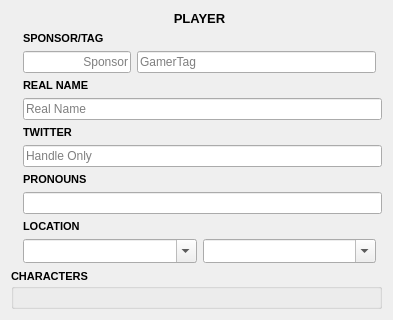
First picture: the form in src/layout/TSHScoreboardPlayer.ui, repository joaorb64/TournamentStreamHelper, before the edit.
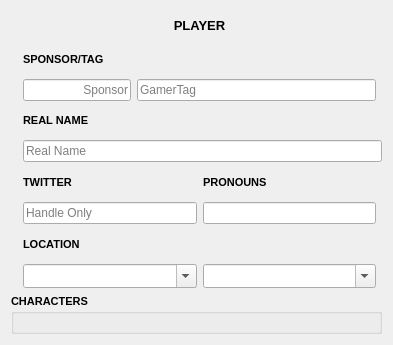
Second picture: the form after the edit.

Commit message: Change over commentary widget to use the player widget, UI changes, and stage pull fix

Diff of the .ui file:
```diff
--- a/src/layout/TSHScoreboardPlayer.ui
+++ b/src/layout/TSHScoreboardPlayer.ui
@@ -7,7 +7,7 @@
     <x>0</x>
     <y>0</y>
     <width>393</width>
-    <height>267</height>
+    <height>345</height>
    </rect>
   </property>
   <property name="sizePolicy">
@@ -28,19 +28,54 @@
    <locale language="English" country="UnitedStates"/>
   </property>
   <layout class="QGridLayout" name="gridLayout">
-   <item row="5" column="2" colspan="2">
-    <widget class="QLineEdit" name="real_name">
+   <item row="16" column="0" colspan="4">
+    <widget class="QGroupBox" name="characters">
      <property name="font">
       <font>
-       <pointsize>9</pointsize>
+       <pointsize>8</pointsize>
+       <bold>true</bold>
       </font>
      </property>
-     <property name="placeholderText">
-      <string>Real Name</string>
+     <property name="title">
+      <string>CHARACTERS</string>
      </property>
+     <layout class="QVBoxLayout" name="verticalLayout"/>
     </widget>
    </item>
-   <item row="12" column="2">
+   <item row="1" column="2">
+    <layout class="QHBoxLayout" name="titleContainer">
+     <item>
+      <widget class="QLabel" name="title">
+       <property name="font">
+        <font>
+         <pointsize>10</pointsize>
+         <bold>true</bold>
+        </font>
+       </property>
+       <property name="text">
+        <string>PLAYER</string>
+       </property>
+       <property name="alignment">
+        <set>Qt::AlignCenter</set>
+       </property>
+      </widget>
+     </item>
+    </layout>
+   </item>
+   <item row="2" column="2">
+    <widget class="QLabel" name="nameLabel">
+     <property name="font">
+      <font>
+       <pointsize>8</pointsize>
+       <bold>true</bold>
+      </font>
+     </property>
+     <property name="text">
+      <string>SPONSOR/TAG</string>
+     </property>
+    </widget>
+   </item>
+   <item row="15" column="2">
     <layout class="QHBoxLayout" name="horizontalLayout_2">
      <item>
       <widget class="QComboBox" name="country">
@@ -92,64 +127,39 @@
      </item>
     </layout>
    </item>
-   <item row="9" column="2" colspan="2">
-    <widget class="QLineEdit" name="pronoun">
-     <property name="font">
-      <font>
-       <pointsize>9</pointsize>
-      </font>
-     </property>
-     <property name="placeholderText">
-      <string/>
-     </property>
-    </widget>
+   <item row="8" column="2">
+    <layout class="QHBoxLayout" name="horizontalLayout_3">
+     <item>
+      <widget class="QLineEdit" name="twitter">
+       <property name="font">
+        <font>
+         <pointsize>9</pointsize>
+        </font>
+       </property>
+       <property name="placeholderText">
+        <string>Handle Only</string>
+       </property>
+      </widget>
+     </item>
+     <item>
+      <widget class="QLineEdit" name="pronoun">
+       <property name="font">
+        <font>
+         <pointsize>9</pointsize>
+        </font>
+       </property>
+       <property name="placeholderText">
+        <string/>
+       </property>
+      </widget>
+     </item>
+    </layout>
    </item>
-   <item row="2" column="2">
-    <widget class="QLabel" name="nameLabel">
-     <property name="font">
-      <font>
-       <pointsize>8</pointsize>
-       <weight>75</weight>
-       <bold>true</bold>
-      </font>
-     </property>
-     <property name="text">
-      <string>SPONSOR/TAG</string>
-     </property>
-    </widget>
-   </item>
-   <item row="6" column="2">
-    <widget class="QLabel" name="twitterLabel">
-     <property name="font">
-      <font>
-       <pointsize>8</pointsize>
-       <weight>75</weight>
-       <bold>true</bold>
-      </font>
-     </property>
-     <property name="text">
-      <string>TWITTER</string>
-     </property>
-    </widget>
-   </item>
-   <item row="7" column="2" colspan="2">
-    <widget class="QLineEdit" name="twitter">
-     <property name="font">
-      <font>
-       <pointsize>9</pointsize>
-      </font>
-     </property>
-     <property name="placeholderText">
-      <string>Handle Only</string>
-     </property>
-    </widget>
-   </item>
-   <item row="10" column="2">
+   <item row="13" column="2">
     <widget class="QLabel" name="locationLabel">
      <property name="font">
       <font>
        <pointsize>8</pointsize>
-       <weight>75</weight>
        <bold>true</bold>
       </font>
      </property>
@@ -158,32 +168,15 @@
      </property>
     </widget>
    </item>
-   <item row="13" column="0" colspan="4">
-    <widget class="QGroupBox" name="characters">
+   <item row="5" column="2" colspan="2">
+    <widget class="QLineEdit" name="real_name">
      <property name="font">
       <font>
-       <pointsize>8</pointsize>
-       <weight>75</weight>
-       <bold>true</bold>
+       <pointsize>9</pointsize>
       </font>
      </property>
-     <property name="title">
-      <string>CHARACTERS</string>
-     </property>
-     <layout class="QVBoxLayout" name="verticalLayout"/>
-    </widget>
-   </item>
-   <item row="4" column="2">
-    <widget class="QLabel" name="real_nameLabel">
-     <property name="font">
-      <font>
-       <pointsize>8</pointsize>
-       <weight>75</weight>
-       <bold>true</bold>
-      </font>
-     </property>
-     <property name="text">
-      <string>REAL NAME</string>
+     <property name="placeholderText">
+      <string>Real Name</string>
      </property>
     </widget>
    </item>
@@ -224,36 +217,44 @@
      </item>
     </layout>
    </item>
-   <item row="8" column="2">
-    <widget class="QLabel" name="pronounLabel">
+   <item row="4" column="2">
+    <widget class="QLabel" name="real_nameLabel">
      <property name="font">
       <font>
        <pointsize>8</pointsize>
-       <weight>75</weight>
        <bold>true</bold>
       </font>
      </property>
      <property name="text">
-      <string>PRONOUNS</string>
+      <string>REAL NAME</string>
      </property>
     </widget>
    </item>
-   <item row="1" column="2">
-    <layout class="QHBoxLayout" name="titleContainer">
+   <item row="7" column="2">
+    <layout class="QHBoxLayout" name="horizontalLayout_5">
      <item>
-      <widget class="QLabel" name="title">
+      <widget class="QLabel" name="twitterLabel">
        <property name="font">
         <font>
-         <pointsize>10</pointsize>
-         <weight>75</weight>
+         <pointsize>8</pointsize>
          <bold>true</bold>
         </font>
        </property>
        <property name="text">
-        <string>PLAYER</string>
+        <string>TWITTER</string>
        </property>
-       <property name="alignment">
-        <set>Qt::AlignCenter</set>
+      </widget>
+     </item>
+     <item>
+      <widget class="QLabel" name="pronounLabel">
+       <property name="font">
+        <font>
+         <pointsize>8</pointsize>
+         <bold>true</bold>
+        </font>
+       </property>
+       <property name="text">
+        <string>PRONOUNS</string>
        </property>
       </widget>
      </item>
```
Left out of the diff: 2 changed lines with no effect on the pictures. The commit also changes 3 other files.
